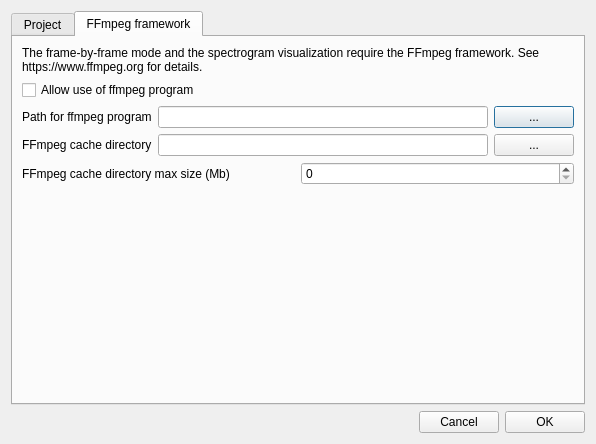
First picture: the form in preferences.ui, repository olivierfriard/BORIS, before the edit.
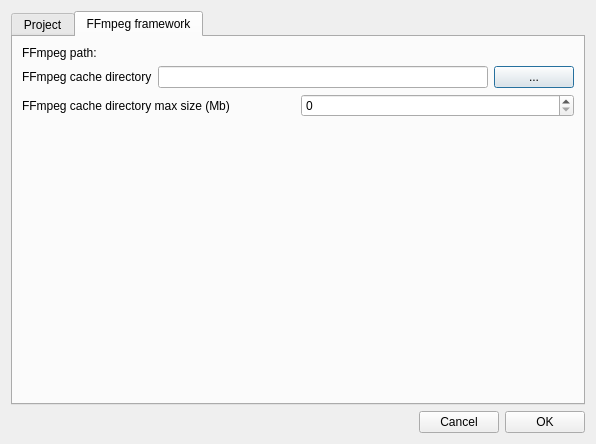
Second picture: the form after the edit. The open tabs and pages were chosen to show the change.

Commit message: visualize media parameters in observation dialog

```diff
--- a/preferences.ui
+++ b/preferences.ui
@@ -201,7 +201,7 @@
            <item>
             <widget class="QLabel" name="label_14">
              <property name="text">
-              <string>&lt;html&gt;&lt;head/&gt;&lt;body&gt;&lt;p&gt;The frame-by-frame mode and the spectrogram visualization require the FFmpeg framework. See https://www.ffmpeg.org for details.&lt;/p&gt;&lt;/body&gt;&lt;/html&gt;</string>
+              <string>FFmpeg path:</string>
              </property>
              <property name="scaledContents">
               <bool>false</bool>
@@ -212,32 +212,7 @@
             </widget>
            </item>
            <item>
-            <widget class="QCheckBox" name="cbAllowFrameByFrameMode">
-             <property name="text">
-              <string>Allow use of ffmpeg program</string>
-             </property>
-            </widget>
-           </item>
-           <item>
-            <layout class="QHBoxLayout" name="horizontalLayout">
-             <item>
-              <widget class="QLabel" name="lbFFmpeg">
-               <property name="text">
-                <string>&lt;html&gt;&lt;head/&gt;&lt;body&gt;&lt;p&gt;Path for ffmpeg program&lt;/p&gt;&lt;/body&gt;&lt;/html&gt;</string>
-               </property>
-              </widget>
-             </item>
-             <item>
-              <widget class="QLineEdit" name="leFFmpegPath"/>
-             </item>
-             <item>
-              <widget class="QPushButton" name="pbBrowseFFmpeg">
-               <property name="text">
-                <string>...</string>
-               </property>
-              </widget>
-             </item>
-            </layout>
+            <layout class="QHBoxLayout" name="horizontalLayout"/>
            </item>
            <item>
             <layout class="QHBoxLayout" name="horizontalLayout_3">
```
Left out of the diff: 4 changed lines with no effect on the pictures. The commit also changes 7 other files.
